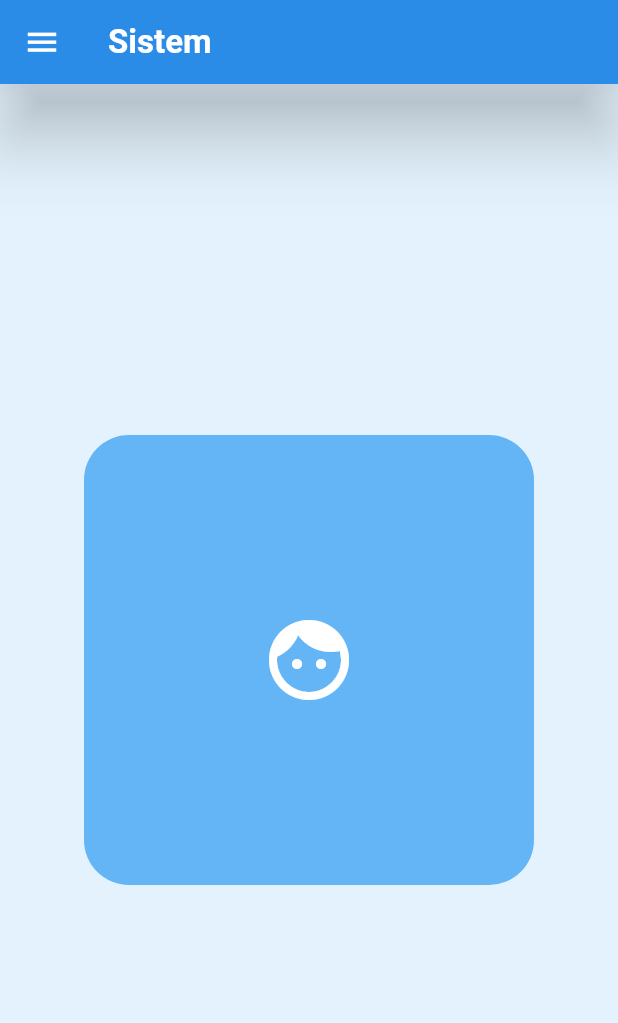
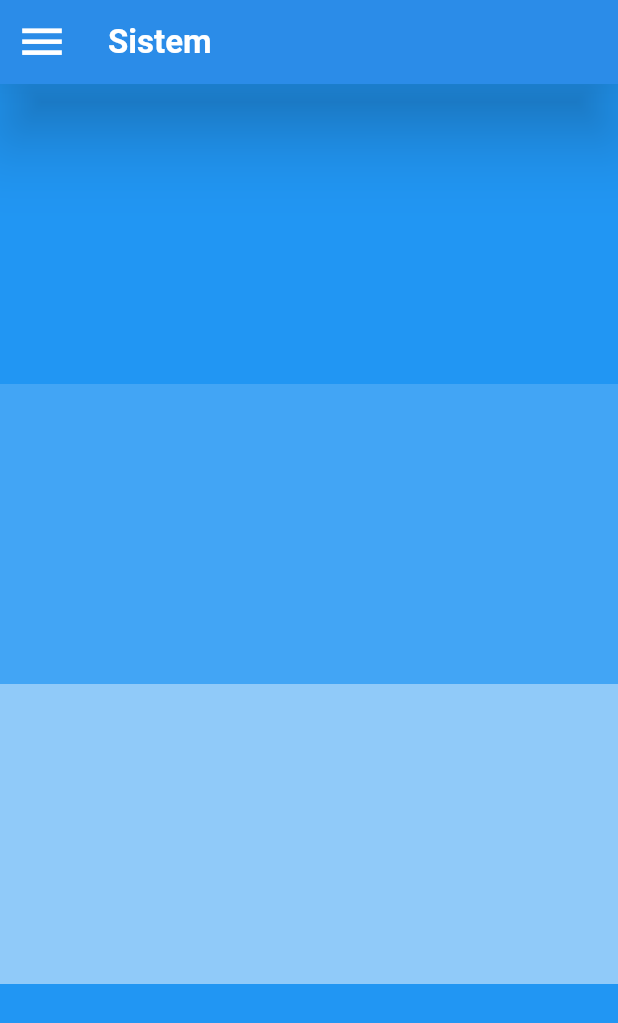
Before and after one commit to alexndrperz/MobileFlutterApp, a Flutter app: the screen it shows after launch, on a phone screen of 412 x 824 dp. Shown: the top 1023 px of the screen. Run offline on Flutter 3.47's test engine with Material 3 defaults, Android fonts, the phone set to English and light mode, and no system bars.

Commit message:
feat: Set scrollable elements

```diff
--- a/lib/main.dart
+++ b/lib/main.dart
@@ -20,30 +20,57 @@ class MainApp extends StatelessWidget {
             leading: Icon(
               Icons.menu,
               color: Colors.white,
-            size: 25,
+              size: 35,
             ),
             shadowColor: Colors.black,
             title: Text(
               "Sistem",
-            style: TextStyle(color: Colors.white, fontWeight: FontWeight.bold),
+              style:
+                  TextStyle(color: Colors.white, fontWeight: FontWeight.bold),
             ),
             centerTitle: false,
             backgroundColor: Colors.blue,
           ),
-        body: Center(
-          child: Container(
-              decoration: BoxDecoration(
-                  borderRadius: BorderRadius.circular(30.0),
-                  color: Colors.blue[300]),
-              height: 300,
-              width: 300,
-              child: Icon(
-                Icons.face,
-                color: Colors.white,
-                size: 64,
+          body: ListView(
+            children: [
+              Container(
+                height: 200,
+                color: Colors.blue,
+              ),
+              Container(
+                height: 200,
+                color: Colors.blue[400],
+              ),
+              Container(
+                height: 200,
+                color: Colors.blue[200],
+              ),
+              Container(
+                height: 200,
+                color: Colors.blue,
+              ),
+              Container(
+                height: 200,
+                color: Colors.blue[400],
+              ),
+              Container(
+                height: 200,
+                color: Colors.blue[200],
+              ),
+              Container(
+                height: 200,
+                color: Colors.blue,
+              ),
+              Container(
+                height: 200,
+                color: Colors.blue[400],
+              ),
+              Container(
+                height: 200,
+                color: Colors.blue[200],
+              )
+            ],
           )),
-        ),
-      ),
     );
   }
 }
```
Lines whose indentation alone changed are shown as unchanged.
